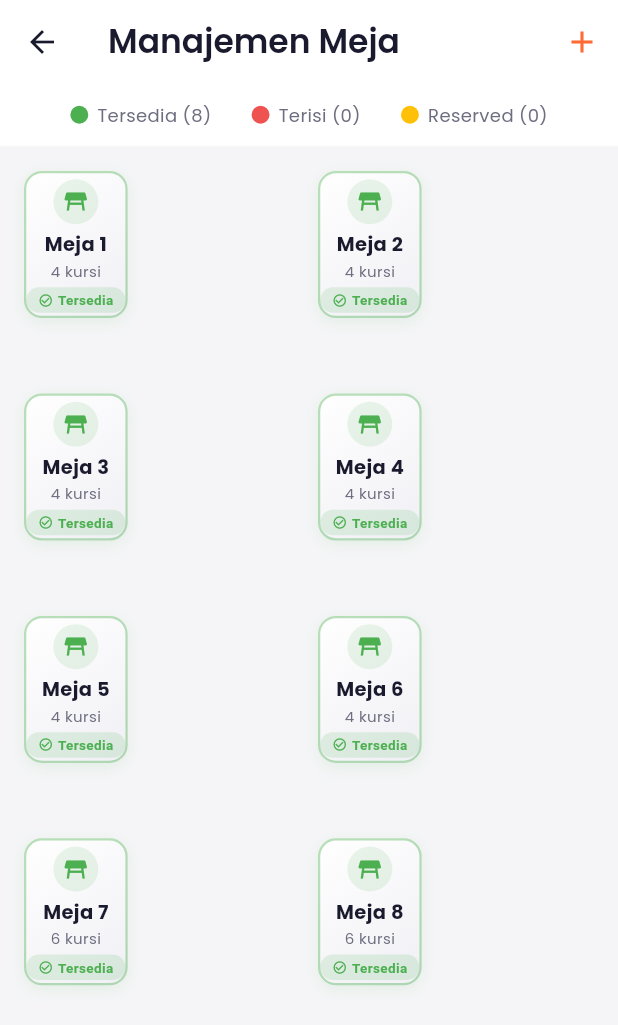
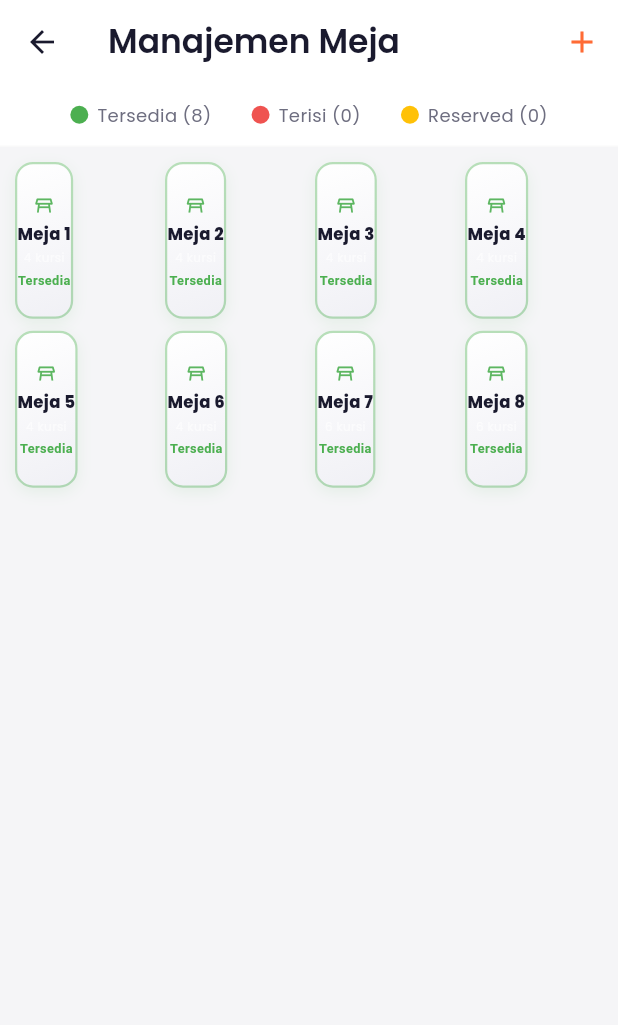
Before and after one commit to Lucifer-pw/Dapoer-Manahan-POS, a Flutter app: the TableScreen screen opened directly, on a phone screen of 412 x 824 dp. Shown: the top 1025 px of the screen. Run offline on Flutter 3.47's test engine with Material 3 defaults, Android fonts, the phone set to English and light mode, and no system bars; our stand-ins replace cached_network_image, cloud_firestore, connectivity_plus, device_info_plus, dio, firebase_auth and 14 more; missing offline and left inert: blue_thermal_printer, dart:html, google_mlkit_text_recognition; accounts and stored records are empty; network calls fail; project files that could hold a hidden picture were left out.

Commit message:
fix: change mobile table layout to 4 columns per row and optimize table card layout for compact size

```diff
--- a/lib/screens/table_screen.dart
+++ b/lib/screens/table_screen.dart
@@ -211,13 +211,13 @@ class _TableScreenState extends State<TableScreen> {
                         final bool isMobile = width < 600;
 
                         return GridView.builder(
-                          padding: const EdgeInsets.all(16),
+                          padding: EdgeInsets.all(isMobile ? 10 : 16),
                           gridDelegate: isMobile
                               ? const SliverGridDelegateWithFixedCrossAxisCount(
-                                  crossAxisCount: 2,
-                                  childAspectRatio: 1.35,
-                                  crossAxisSpacing: 12,
-                                  mainAxisSpacing: 12,
+                                  crossAxisCount: 4,
+                                  childAspectRatio: 0.88,
+                                  crossAxisSpacing: 8,
+                                  mainAxisSpacing: 8,
                                 )
                               : const SliverGridDelegateWithMaxCrossAxisExtent(
                                   maxCrossAxisExtent: 180,
--- a/lib/widgets/table_card.dart
+++ b/lib/widgets/table_card.dart
@@ -119,48 +119,87 @@ class TableCard extends StatelessWidget {
                 ),
               ],
             ),
-            child: Column(
+            child: isMobile
+                ? Column(
                     mainAxisAlignment: MainAxisAlignment.center,
-              mainAxisSize: isMobile ? MainAxisSize.min : MainAxisSize.max,
                     children: [
-                SizedBox(height: isMobile ? 4 : 8),
+                      const SizedBox(height: 6),
+                      Icon(
+                        Icons.table_restaurant_outlined,
+                        size: 14,
+                        color: _statusColor.withOpacity(0.9),
+                      ),
+                      const SizedBox(height: 4),
+                      Text(
+                        'Meja ${table.number}',
+                        style: AppTextStyles.subtitle.copyWith(
+                          fontWeight: FontWeight.w800,
+                          fontSize: table.number.toString().length > 2 ? 10 : 11,
+                        ),
+                        maxLines: 1,
+                        overflow: TextOverflow.ellipsis,
+                      ),
+                      const SizedBox(height: 2),
+                      Text(
+                        '${table.capacity} kursi',
+                        style: AppTextStyles.caption.copyWith(
+                          fontSize: 8,
+                          color: Colors.white.withOpacity(0.6),
+                        ),
+                      ),
+                      const SizedBox(height: 4),
+                      Text(
+                        _statusText,
+                        style: TextStyle(
+                          color: _statusColor,
+                          fontSize: 8.5,
+                          fontWeight: FontWeight.bold,
+                        ),
+                      ),
+                      const SizedBox(height: 4),
+                    ],
+                  )
+                : Column(
+                    mainAxisAlignment: MainAxisAlignment.center,
+                    children: [
+                      const SizedBox(height: 8),
                       // Table icon with status glow
                       Container(
-                  padding: EdgeInsets.all(isMobile ? 6 : 12),
+                        padding: const EdgeInsets.all(12),
                         decoration: BoxDecoration(
                           color: _statusColor.withOpacity(0.12),
                           shape: BoxShape.circle,
                         ),
                         child: Icon(
                           Icons.table_restaurant,
-                    size: isMobile ? 18 : 24,
+                          size: 24,
                           color: _statusColor,
                         ),
                       ),
-                SizedBox(height: isMobile ? 4 : 8),
+                      const SizedBox(height: 8),
 
                       // Table number
                       Text(
                         'Meja ${table.number}',
                         style: AppTextStyles.subtitle.copyWith(
                           fontWeight: FontWeight.w700,
-                    fontSize: isMobile ? 13 : 15,
+                          fontSize: 15,
                         ),
                       ),
-                SizedBox(height: isMobile ? 1 : 4),
+                      const SizedBox(height: 4),
 
                       // Capacity
                       Text(
                         '${table.capacity} kursi',
-                  style: AppTextStyles.caption.copyWith(fontSize: isMobile ? 10 : 11),
+                        style: AppTextStyles.caption.copyWith(fontSize: 11),
                       ),
-                SizedBox(height: isMobile ? 4 : 8),
+                      const SizedBox(height: 8),
 
                       // Status chip
                       Container(
-                  padding: EdgeInsets.symmetric(
-                    horizontal: isMobile ? 8 : 10,
-                    vertical: isMobile ? 2 : 4,
+                        padding: const EdgeInsets.symmetric(
+                          horizontal: 10,
+                          vertical: 4,
                         ),
                         decoration: BoxDecoration(
                           color: _statusColor.withOpacity(0.15),
@@ -169,20 +208,20 @@ class TableCard extends StatelessWidget {
                         child: Row(
                           mainAxisSize: MainAxisSize.min,
                           children: [
-                      Icon(_statusIcon, size: isMobile ? 10 : 12, color: _statusColor),
-                      SizedBox(width: isMobile ? 3 : 4),
+                            Icon(_statusIcon, size: 12, color: _statusColor),
+                            const SizedBox(width: 4),
                             Text(
                               _statusText,
                               style: TextStyle(
                                 color: _statusColor,
-                          fontSize: isMobile ? 9 : 11,
+                                fontSize: 11,
                                 fontWeight: FontWeight.w600,
                               ),
                             ),
                           ],
                         ),
                       ),
-                SizedBox(height: isMobile ? 2 : 4),
+                      const SizedBox(height: 4),
                     ],
                   ),
           ),
--- a/pubspec.yaml
+++ b/pubspec.yaml
@@ -1,7 +1,7 @@
 name: dapoer_pos
 description: "Dapoer Manahan - Aplikasi POS Restoran"
 publish_to: 'none'
-version: 1.3.7+73
+version: 1.3.7+74
 
 environment:
   sdk: '>=3.3.0 <4.0.0'
```
Also changed, not shown: 1 other file. Lines whose indentation alone changed are shown as unchanged.
